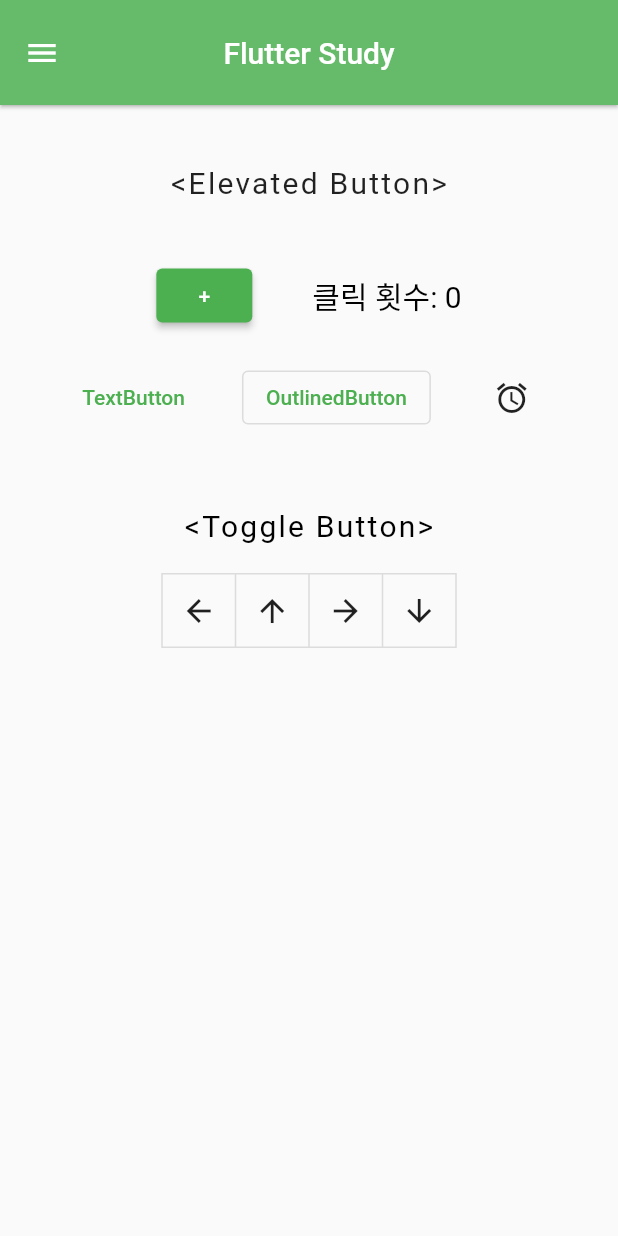
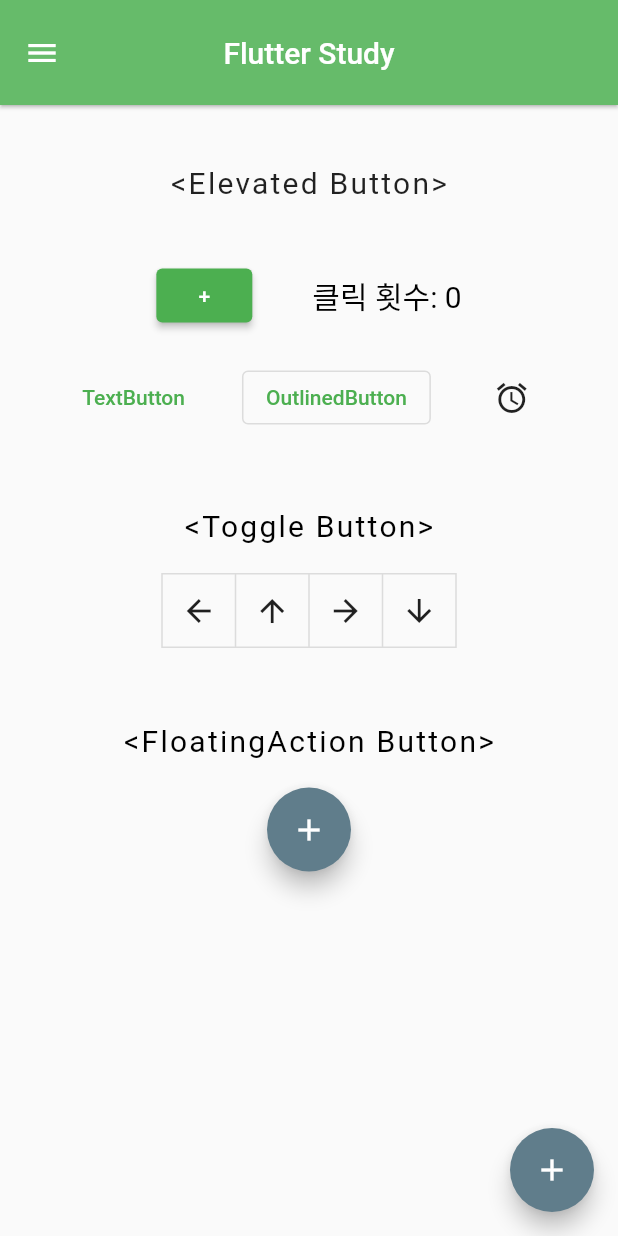
Before and after one commit to petcu1004/2021-GDSC-SCH-Flutter-Learning, a Flutter app: the screen it shows after launch, on a phone screen of 412 x 824 dp. Run offline on Flutter 3.47's test engine with Material 2 defaults, Android fonts, the light colour scheme and no system bars.

Commit message:
FloatingActionButton, ToastBar (week5)

```diff
--- a/week4/flutter_application_1/lib/main.dart
+++ b/week4/flutter_application_1/lib/main.dart
@@ -12,6 +12,7 @@
 
 class _MyAppState extends State<MyApp> {
   int elevate = 0;
+  int count=0;
 
   //toggle button의 4칸짜리 리스트를 생성하고 값을 false로 설정
   List<bool> _selection = List.generate(4, (index) => false);
@@ -126,10 +127,45 @@
                     _selection[index] = !_selection[index];
                   });
                 },
-              )
+              ),
+              SizedBox(height: 50),
+              Text('<FloatingAction Button>',
+              style:TextStyle(color: Colors.black, fontSize: 20, letterSpacing: 1.5),
+              ),
+              SizedBox(height: 20),
+              FloatingActionButton( //Column 안에 껴 있어서! 밖으로 뺴줘야함!
+                child:Icon(Icons.add),
+                backgroundColor:Colors.blueGrey,
+                onPressed:(){
+                  setState(() {
+                    count++;
+                  });
+                }),
+              // SizedBox(height: 50),
+              // ElevatedButton( //Column 안에 껴 있어서! 밖으로 뺴줘야함!
+              //   child:Icon(Icons.forward),
+              //   style: ElevatedButton.styleFrom(primary: Colors.green[300]),
+              //   onPressed:(){
+              //     Fluttertoast.showToast(
+              //       msg:"버튼을 누른 횟수: $count",
+              //       toastLength:Toast.LENGTH_SHORT,
+              //       gravity:ToastGravity.BOTTOM,
+              //       backgroundColor:Colors.grey[300],
+              //       textColor:Colors.black);
+
+              //   })
+
             ],
           ),
         ),
+        floatingActionButton: FloatingActionButton(
+        child:Icon(Icons.add),
+        backgroundColor:Colors.blueGrey,
+        onPressed:(){
+          setState(() {
+            count++;
+          });
+        }),
       ),
     );
   }
```
